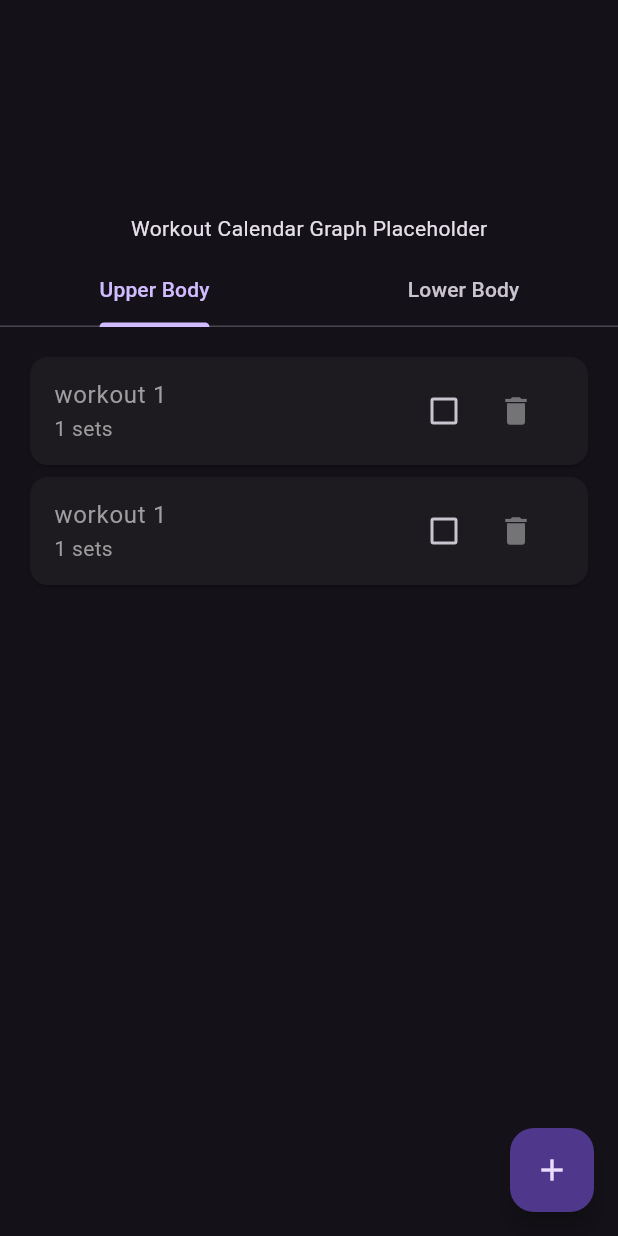
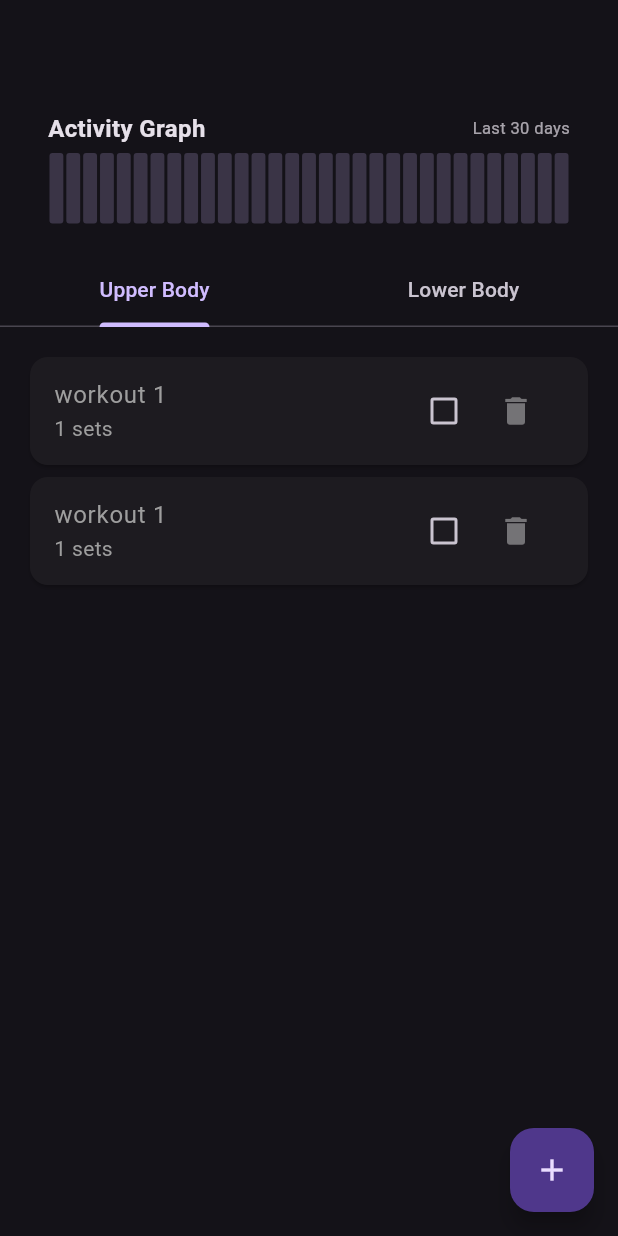
Before and after one commit to sujesh24/fitness-tracker-app, a Flutter app: the WorkListScreen screen opened directly, on a phone screen of 412 x 824 dp. Run offline on Flutter 3.47's test engine with Material 3 defaults, Android fonts, the phone set to English and light mode, and no system bars; our stand-ins replace introduction_screen.

Commit message:
dummy graph calender graph added

```diff
--- a/lib/screens/work_list_screen.dart
+++ b/lib/screens/work_list_screen.dart
@@ -1,5 +1,6 @@
 import 'package:fitness_tracker/enums/workout_type.dart';
 import 'package:fitness_tracker/widgets/workout_form_dialog.dart';
+import 'package:fitness_tracker/widgets/workout_calender_graph.dart';
 import 'package:flutter/material.dart';
 
 class WorkListScreen extends StatefulWidget {
@@ -23,8 +24,8 @@ class _WorkListScreenState extends State<WorkListScreen> {
               alignment: Alignment.bottomCenter,
               child: Padding(
                 padding: EdgeInsets.only(bottom: 56.0, left: 16.0, right: 16.0),
-                // child: WorkoutCalendarGraph(),
-                child: Text('Workout Calendar Graph Placeholder'),
+                child: WorkoutCalenderGraph(),
+                // child: Text('Workout Calendar Graph Placeholder'),
               ),
             ),
           ),
@@ -61,7 +62,6 @@ class _WorkListScreenState extends State<WorkListScreen> {
 }
 
 //workout list widget
-
 class _WorkoutList extends StatelessWidget {
   final WorkoutType type;
 
--- /dev/null
+++ b/lib/widgets/workout_calender_graph.dart
@@ -0,0 +1,71 @@
+import 'package:flutter/material.dart';
+
+class WorkoutCalenderGraph extends StatelessWidget {
+  const WorkoutCalenderGraph({super.key});
+
+  @override
+  Widget build(BuildContext context) {
+    return Container(
+      height: 100,
+      padding: const EdgeInsets.symmetric(horizontal: 16.0, vertical: 12.0),
+      decoration: BoxDecoration(
+        color: Theme.of(context).colorScheme.surface,
+        borderRadius: BorderRadius.circular(8),
+      ),
+      child: Column(
+        mainAxisSize: MainAxisSize.min,
+        crossAxisAlignment: CrossAxisAlignment.start,
+        children: [
+          Row(
+            mainAxisAlignment: MainAxisAlignment.spaceBetween,
+            children: [
+              Text(
+                'Activity Graph',
+                style: TextStyle(
+                  fontSize: 16,
+                  fontWeight: FontWeight.bold,
+                  color: Theme.of(context).colorScheme.onSurface,
+                ),
+              ),
+              Text(
+                'Last 30 days',
+                style: TextStyle(
+                  fontSize: 11,
+                  color: Theme.of(context).colorScheme.onSurface.withAlpha(179),
+                ),
+              ),
+            ],
+          ),
+          SizedBox(height: 4),
+          Expanded(
+            child: Row(
+              children: List.generate(31, (index) {
+                const opacity = .2;
+
+                return Expanded(
+                  child: Tooltip(
+                    message:
+                        '2 workout${2 != 1 ? 's' : ''} on ${index + 1}/${DateTime.now().month}',
+                    child: Container(
+                      margin: const EdgeInsets.all(1),
+                      decoration: BoxDecoration(
+                        color: 2 > 0
+                            ? Theme.of(
+                                context,
+                              ).colorScheme.primary.withOpacity(opacity)
+                            : Theme.of(
+                                context,
+                              ).colorScheme.onSurface.withOpacity(0.1),
+                        borderRadius: BorderRadius.circular(2),
+                      ),
+                    ),
+                  ),
+                );
+              }),
+            ),
+          ),
+        ],
+      ),
+    );
+  }
+}
```
